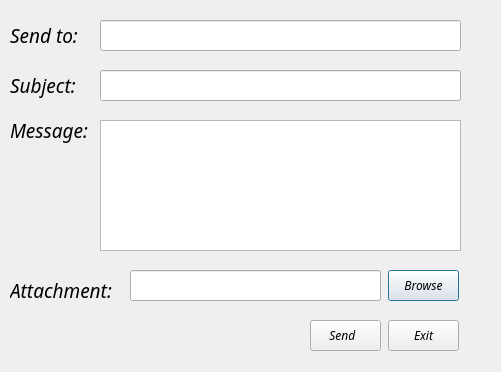
Before: the Qt Designer form Descan/forms/dialogmail.ui in ratspeaker/descan, drawn with Qt 5.
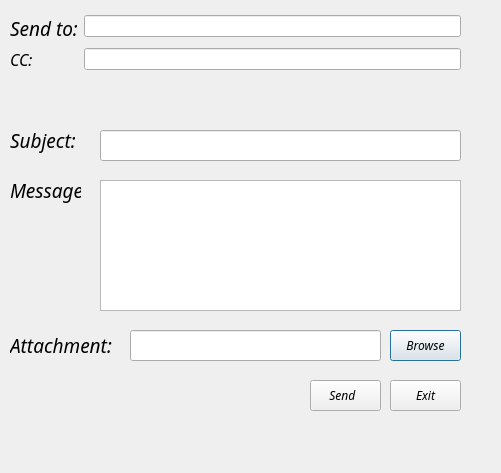
After: the same form once the commit is applied. Icons and pictures are not drawn.

Commit message:
feat: Sending email implementation changed
* Form for sending mail changed(added lineedit for cc)
* Solved problem with sending pdf files
* Few more changes in code(comments, warning box when email failed to send)

Diff of the .ui file:
```diff
--- a/Descan/forms/dialogmail.ui
+++ b/Descan/forms/dialogmail.ui
@@ -7,41 +7,17 @@
     <x>0</x>
     <y>0</y>
     <width>501</width>
-    <height>372</height>
+    <height>473</height>
    </rect>
   </property>
   <property name="windowTitle">
    <string>Dialog</string>
   </property>
-  <widget class="QLabel" name="laSendTo">
-   <property name="geometry">
-    <rect>
-     <x>10</x>
-     <y>15</y>
-     <width>81</width>
-     <height>41</height>
-    </rect>
-   </property>
-   <property name="font">
-    <font>
-     <family>Ubuntu Condensed</family>
-     <weight>50</weight>
-     <italic>true</italic>
-     <bold>false</bold>
-    </font>
-   </property>
-   <property name="text">
-    <string>&lt;html&gt;&lt;head/&gt;&lt;body&gt;&lt;p&gt;&lt;span style=&quot; font-size:14pt;&quot;&gt;Send to:&lt;/span&gt;&lt;/p&gt;&lt;/body&gt;&lt;/html&gt;</string>
-   </property>
-   <property name="textFormat">
-    <enum>Qt::AutoText</enum>
-   </property>
-  </widget>
   <widget class="QLabel" name="laSubject">
    <property name="geometry">
     <rect>
      <x>10</x>
-     <y>65</y>
+     <y>120</y>
      <width>81</width>
      <height>41</height>
     </rect>
@@ -59,21 +35,11 @@
     <enum>Qt::AutoText</enum>
    </property>
   </widget>
-  <widget class="QLineEdit" name="leSendTo">
-   <property name="geometry">
-    <rect>
-     <x>100</x>
-     <y>20</y>
-     <width>361</width>
-     <height>31</height>
-    </rect>
-   </property>
-  </widget>
   <widget class="QLineEdit" name="leSubject">
    <property name="geometry">
     <rect>
      <x>100</x>
-     <y>70</y>
+     <y>130</y>
      <width>361</width>
      <height>31</height>
     </rect>
@@ -83,8 +49,8 @@
    <property name="geometry">
     <rect>
      <x>10</x>
-     <y>110</y>
-     <width>81</width>
+     <y>170</y>
+     <width>71</width>
      <height>41</height>
     </rect>
    </property>
@@ -105,7 +71,7 @@
    <property name="geometry">
     <rect>
      <x>100</x>
-     <y>120</y>
+     <y>180</y>
      <width>361</width>
      <height>131</height>
     </rect>
@@ -115,9 +81,9 @@
    <property name="geometry">
     <rect>
      <x>10</x>
-     <y>270</y>
-     <width>111</width>
-     <height>41</height>
+     <y>330</y>
+     <width>121</width>
+     <height>31</height>
     </rect>
    </property>
    <property name="font">
@@ -137,7 +103,7 @@
    <property name="geometry">
     <rect>
      <x>130</x>
-     <y>270</y>
+     <y>330</y>
      <width>251</width>
      <height>31</height>
     </rect>
@@ -146,8 +112,8 @@
   <widget class="QPushButton" name="pbBrowse">
    <property name="geometry">
     <rect>
-     <x>388</x>
-     <y>270</y>
+     <x>390</x>
+     <y>330</y>
      <width>71</width>
      <height>31</height>
     </rect>
@@ -166,7 +132,7 @@
    <property name="geometry">
     <rect>
      <x>310</x>
-     <y>320</y>
+     <y>380</y>
      <width>71</width>
      <height>31</height>
     </rect>
@@ -192,8 +158,8 @@
   <widget class="QPushButton" name="pbExit">
    <property name="geometry">
     <rect>
-     <x>388</x>
-     <y>320</y>
+     <x>390</x>
+     <y>380</y>
      <width>71</width>
      <height>31</height>
     </rect>
@@ -208,6 +174,59 @@
     <string>Exit</string>
    </property>
   </widget>
+  <widget class="QWidget" name="">
+   <property name="geometry">
+    <rect>
+     <x>10</x>
+     <y>15</y>
+     <width>451</width>
+     <height>101</height>
+    </rect>
+   </property>
+   <layout class="QFormLayout" name="formLayout">
+    <item row="0" column="0">
+     <widget class="QLabel" name="laSendTo">
+      <property name="font">
+       <font>
+        <family>Ubuntu Condensed</family>
+        <weight>50</weight>
+        <italic>true</italic>
+        <bold>false</bold>
+       </font>
+      </property>
+      <property name="text">
+       <string>&lt;html&gt;&lt;head/&gt;&lt;body&gt;&lt;p&gt;&lt;span style=&quot; font-size:14pt;&quot;&gt;Send to:&lt;/span&gt;&lt;/p&gt;&lt;/body&gt;&lt;/html&gt;</string>
+      </property>
+      <property name="textFormat">
+       <enum>Qt::AutoText</enum>
+      </property>
+     </widget>
+    </item>
+    <item row="0" column="1">
+     <widget class="QLineEdit" name="leSendTo"/>
+    </item>
+    <item row="1" column="0">
+     <widget class="QLabel" name="laCC">
+      <property name="font">
+       <font>
+        <family>Ubuntu Condensed</family>
+        <pointsize>12</pointsize>
+        <italic>true</italic>
+       </font>
+      </property>
+      <property name="mouseTracking">
+       <bool>true</bool>
+      </property>
+      <property name="text">
+       <string>CC:</string>
+      </property>
+     </widget>
+    </item>
+    <item row="1" column="1">
+     <widget class="QLineEdit" name="leCC"/>
+    </item>
+   </layout>
+  </widget>
  </widget>
  <resources/>
  <connections/>
```
The commit also changes 2 other files.
